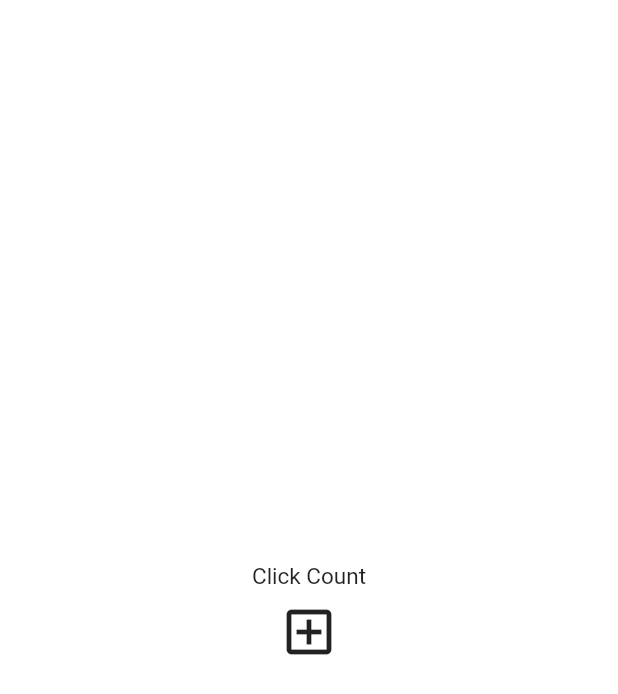
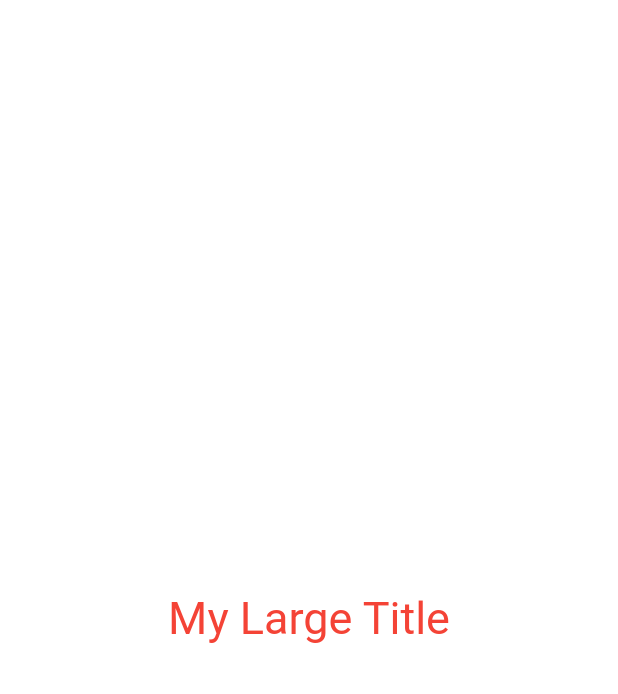
Before and after one commit to POONGNHA/stateful_toy_project, a Flutter app: the screen it shows after launch, on a phone screen of 412 x 824 dp. Shown: the top 694 px of the screen. Run offline on Flutter 3.47's test engine with Material 2 defaults, Android fonts, the phone set to English and light mode, and no system bars.

Commit message:
study build context

```diff
--- a/lib/main.dart
+++ b/lib/main.dart
@@ -12,33 +12,20 @@
 }
 
 class _AppState extends State<App> {
-  List<int> numbers = [];
-
-  void onClicked() {
-    setState(() {
-      numbers.add(numbers.length);
-    });
-  }
-
   @override
   Widget build(BuildContext context) {
     return MaterialApp(
-      home: Scaffold(
+      theme: ThemeData(
+          textTheme: const TextTheme(
+        titleLarge: TextStyle(color: Colors.red),
+      )),
+      home: const Scaffold(
         backgroundColor: Colors.white,
         body: Center(
           child: Column(
             mainAxisAlignment: MainAxisAlignment.center,
             children: [
-              const Text(
-                'Click Count',
-                style: TextStyle(fontSize: 15),
-              ),
-              for (var n in numbers) Text('$n'),
-              IconButton(
-                onPressed: onClicked,
-                icon: const Icon(Icons.add_box_outlined),
-                iconSize: 40,
-              )
+              MyLargeTitle(),
             ],
           ),
         ),
@@ -46,3 +33,20 @@
     );
   }
 }
+
+class MyLargeTitle extends StatelessWidget {
+  const MyLargeTitle({
+    super.key,
+  });
+
+  @override
+  Widget build(BuildContext context) {
+    return Text(
+      'My Large Title',
+      style: TextStyle(
+        fontSize: 30,
+        color: Theme.of(context).textTheme.titleLarge?.color,
+      ),
+    );
+  }
+}
```
